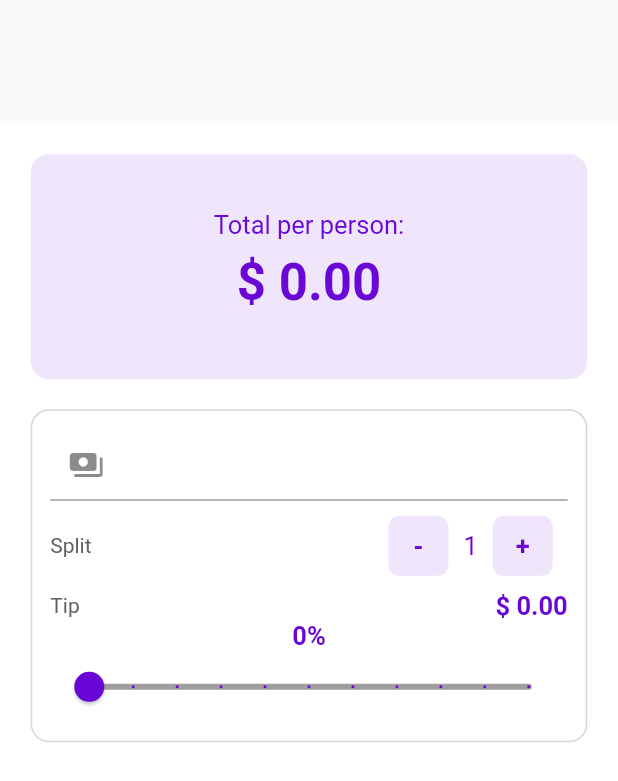
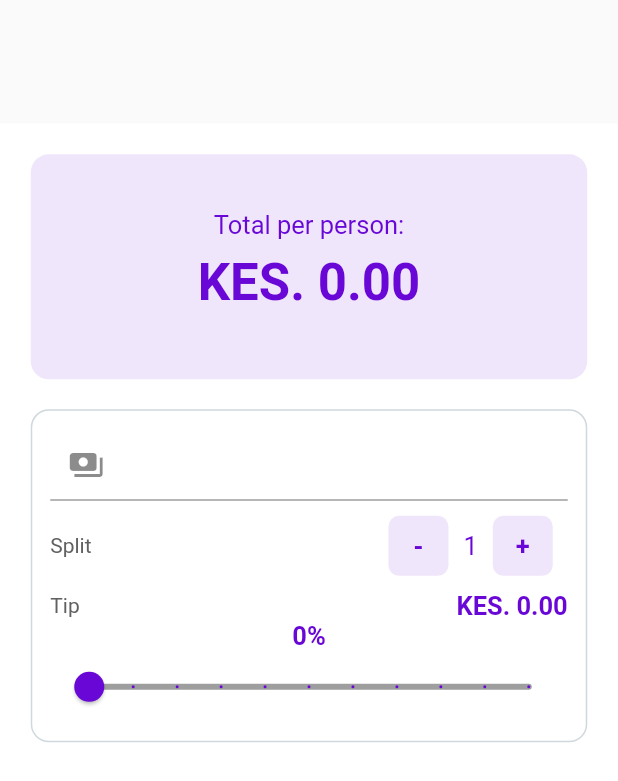
Before and after one commit to kiiru4reals/bill-calcuator, a Flutter app: the screen it shows after launch, on a phone screen of 412 x 824 dp. Shown: the top 781 px of the screen. Run offline on Flutter 3.47's test engine with Material 2 defaults, Android fonts, the phone set to English and light mode, and no system bars.

Commit message:
$ to KES

```diff
--- a/lib/ui/tipster.dart
+++ b/lib/ui/tipster.dart
@@ -46,7 +46,7 @@ class _TipsterState extends State<Tipster> {
                       )),
                       Padding(
                         padding: const EdgeInsets.all(8.0),
-                        child: Text("\$ ${calculateTotalPerPerson(_billAmount, _personCounter, _tipPercentage)}", style: TextStyle(
+                        child: Text("KES. ${calculateTotalPerPerson(_billAmount, _personCounter, _tipPercentage)}", style: TextStyle(
                             fontWeight: FontWeight.bold,
                             fontSize: 34.0,
                             color: _purple
@@ -165,7 +165,7 @@ class _TipsterState extends State<Tipster> {
                       children: <Widget>[
                         Text("Tip", style: TextStyle(color: Colors.grey.shade700
                         ),),
-                        Text("\$ ${ (calculateTotalTip(_billAmount, _personCounter, _tipPercentage)).toStringAsFixed(2)}", style: TextStyle(
+                        Text("KES. ${ (calculateTotalTip(_billAmount, _personCounter, _tipPercentage)).toStringAsFixed(2)}", style: TextStyle(
                             color: _purple,
                             fontWeight: FontWeight.bold,
                             fontSize: 17.0
@@ -223,8 +223,4 @@ class _TipsterState extends State<Tipster> {
 
     return totalTip;
   }
-
-
-
-
 }
```
